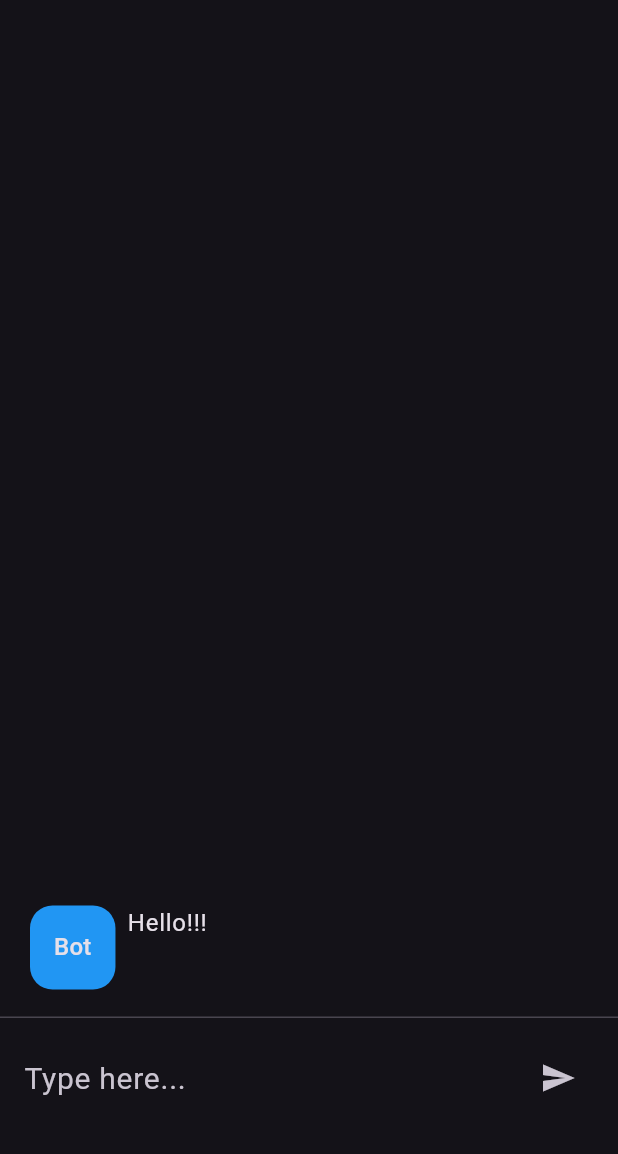
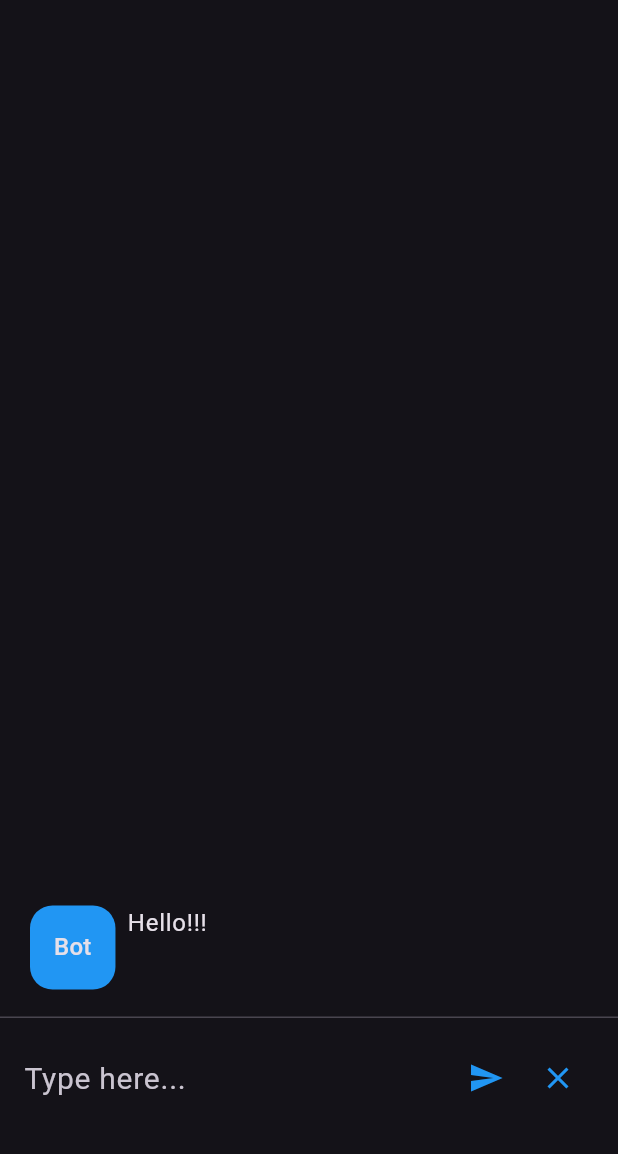
Before and after one commit to cherryensign/FBOT, a Flutter app: the screen it shows after launch, on a phone screen of 412 x 824 dp, the part 68-1222 px from its top. Run offline on Flutter 3.47's test engine with Material 2 defaults, Android fonts, the phone set to English and light mode, and no system bars; our stand-ins replace velocity_x; missing offline and left inert: chat_gpt_sdk.

Commit message:
Added clear messages button

```diff
--- a/lib/chatscreen.dart
+++ b/lib/chatscreen.dart
@@ -15,9 +15,7 @@ class ChatScreen extends StatefulWidget {
 
 class _ChatScreenState extends State<ChatScreen> {
   final TextEditingController _controller = TextEditingController();
-  final List<ChatMessage> _messages = [
-    const ChatMessage(text: "Hello!!!", sender: "Bot")
-  ];
+  List<ChatMessage> _messages = [ChatMessage(text: "Hello!!!", sender: "Bot")];
 
   final chatGPT = OpenAI.instance;
   StreamSubscription? _subscription;
@@ -39,7 +37,7 @@ class _ChatScreenState extends State<ChatScreen> {
     Vx.log(message.text);
     _subscription = chatGPT
         .build(
-          token: "",
+          token: "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",
         )
         .onCompleteStream(request: request)
         .listen((response) {
@@ -53,6 +51,12 @@ class _ChatScreenState extends State<ChatScreen> {
         _isTyping = false;
         _messages.insert(0, botMessage);
       });
+    });
+  }
+
+  void _clearMessages() {
+    setState(() {
+      _messages = [];
     });
   }
 
@@ -78,8 +82,17 @@ class _ChatScreenState extends State<ChatScreen> {
             ),
             IconButton(
               onPressed: _sendMessage,
-              icon: const Icon(Icons.send),
+              icon: const Icon(
+                Icons.send,
+                color: Colors.blue,
+              ),
             ),
+            IconButton(
+                onPressed: _clearMessages,
+                icon: const Icon(
+                  Icons.clear,
+                  color: Colors.blue,
+                )),
           ],
         ),
       ),
```
